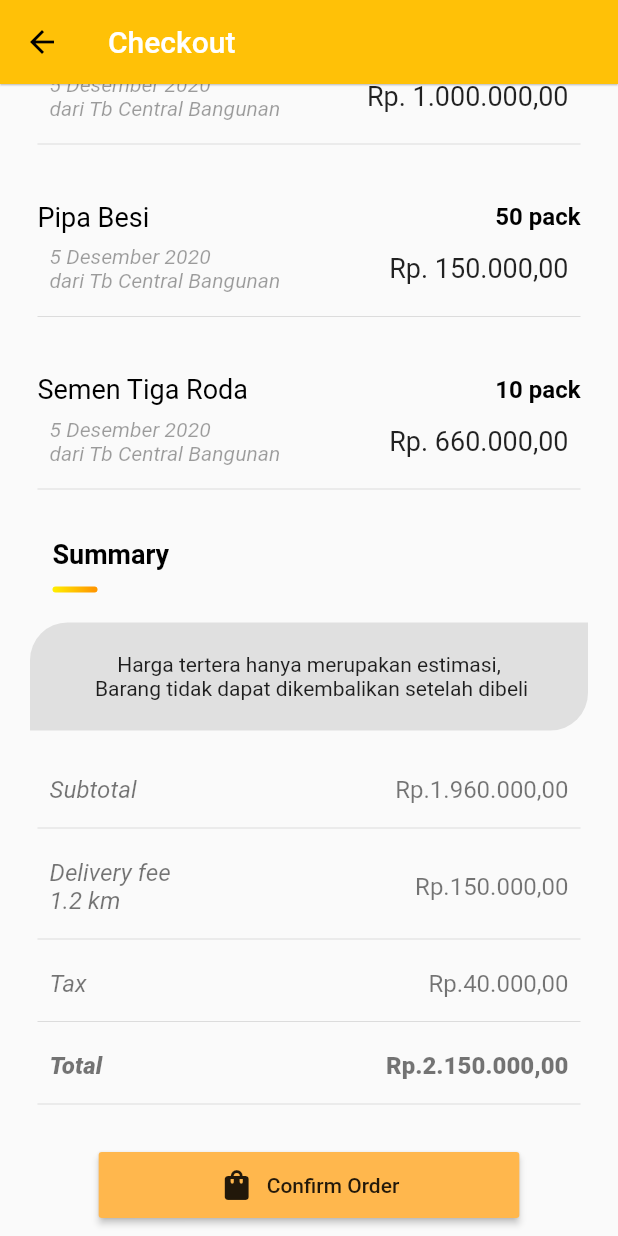
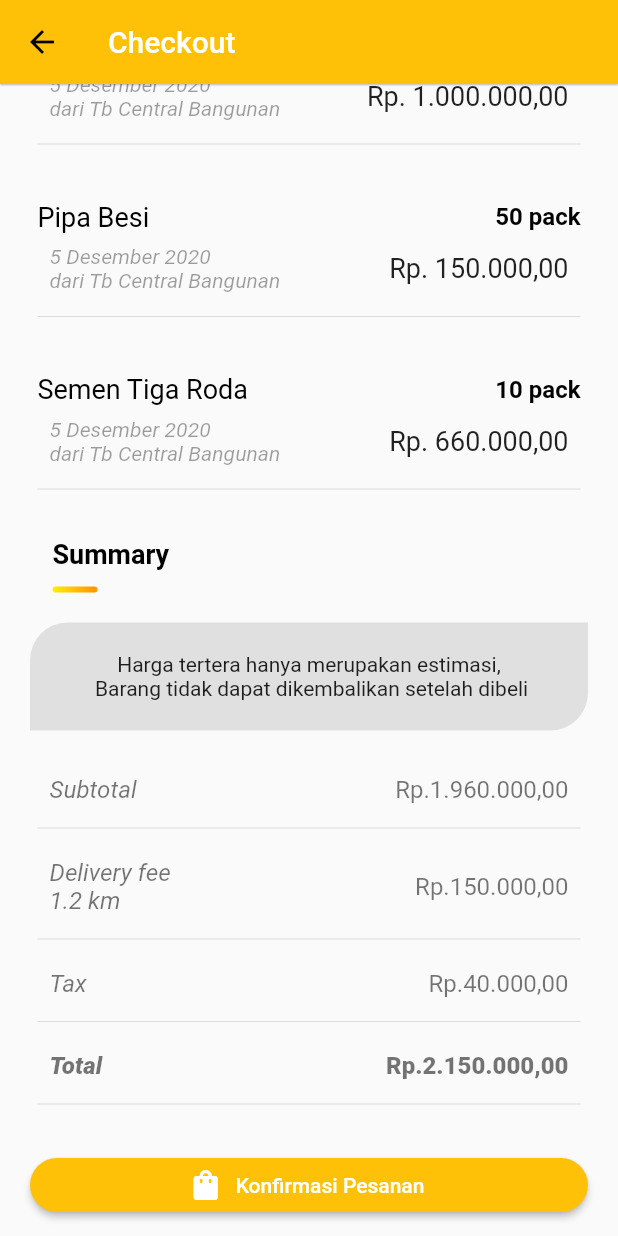
Before and after one commit to qisashasanudin/bangunin_id, a Flutter app: the CheckoutTab screen opened by its route, scrolled down 243 dp, on a phone screen of 412 x 824 dp. Run offline on Flutter 3.47's test engine with Material 2 defaults, Android fonts, the phone set to English and light mode, and no system bars; our stand-ins replace cloud_firestore, firebase_auth, firebase_core, firebase_storage, flutter_speed_dial, flutter_spinkit and 5 more; accounts and stored records are empty.

Commit message:
checkout (WIP)

```diff
--- a/lib/screens/mainmenu/settings/tab_settings.dart
+++ b/lib/screens/mainmenu/settings/tab_settings.dart
@@ -114,9 +114,7 @@ class _SettingsTabState extends State<SettingsTab> {
       leading: Icon(Icons.lock),
       title: Text('Ganti Password'),
       trailing: Icon(Icons.edit),
-      onTap: () async {
-        Navigator.of(context).pushNamed('/tabcheckout');
-      },
+      onTap: () async {},
     );
   }
 
--- a/lib/screens/mainmenu/shop/tab_checkout.dart
+++ b/lib/screens/mainmenu/shop/tab_checkout.dart
@@ -1,3 +1,5 @@
+import 'package:bangunin_id/shared/UI_components/app_colors.dart';
+import 'package:bangunin_id/shared/UI_components/custom_button.dart';
 import 'package:flutter/material.dart';
 import 'package:bangunin_id/shared/UI_components/custom_heading.dart';
 import 'package:bangunin_id/screens/mainmenu/messages/tab_messages_and_notif.dart';
@@ -74,15 +76,13 @@ class _CheckoutTabState extends State<CheckoutTab> {
               padding:
                   const EdgeInsets.symmetric(vertical: 10.0, horizontal: 5),
             ),
-            RaisedButton.icon(
-              padding: EdgeInsets.symmetric(vertical: 10.0, horizontal: 80.0),
-              icon: Icon(Icons.shopping_bag),
-              label: Text('Confirm Order'),
-              color: Colors.orange[300],
-              onPressed: () async {
-                Navigator.of(context).pushNamed('/messageandnotif');
-              },
-            ),
+            CustomButton(
+                icon: Icon(Icons.shopping_bag, color: AppColors().accent1),
+                prompt: 'Konfirmasi Pesanan',
+                onPressed: () async {
+                  Navigator.pop(context);
+                  //TODO: arahkan ke tab notifikasi
+                }),
             // widget-widget lain dimasukkan di sini
           ],
         ),
--- a/lib/screens/mainmenu/shop/tab_shop.dart
+++ b/lib/screens/mainmenu/shop/tab_shop.dart
@@ -26,6 +26,9 @@ class _ShopTabState extends State<ShopTab> {
                 title: 'Beli Material',
                 searchButton: true,
                 cartButton: true,
+                onTapCartButton: () async {
+                  Navigator.of(context).pushNamed('/tabcheckout');
+                },
               ),
               categories(),
               SizedBox(height: 5),
--- a/lib/shared/UI_components/custom_button.dart
+++ b/lib/shared/UI_components/custom_button.dart
@@ -3,23 +3,26 @@ import 'package:flutter/material.dart';
 
 class CustomButton extends StatelessWidget {
   final String prompt;
+  final Icon icon;
   final Function() onPressed;
 
   const CustomButton({
     Key key,
+    this.icon,
+    @required this.prompt,
     @required this.onPressed,
-    @required this.prompt,
   }) : super(key: key);
 
   @override
   Widget build(BuildContext context) {
     return Container(
       width: double.infinity,
-      child: RaisedButton(
+      child: RaisedButton.icon(
+        icon: icon ?? Icon(Icons.check, color: AppColors().accent1),
         shape:
             RoundedRectangleBorder(borderRadius: BorderRadius.circular(20.0)),
         color: AppColors().primary,
-        child: Text(prompt, style: TextStyle(color: AppColors().accent1)),
+        label: Text(prompt, style: TextStyle(color: AppColors().accent1)),
         onPressed: () {
           onPressed();
         },
```
Also changed, not shown: lib/shared/UI_components/custom_appbar.dart (+19 -10 lines).
